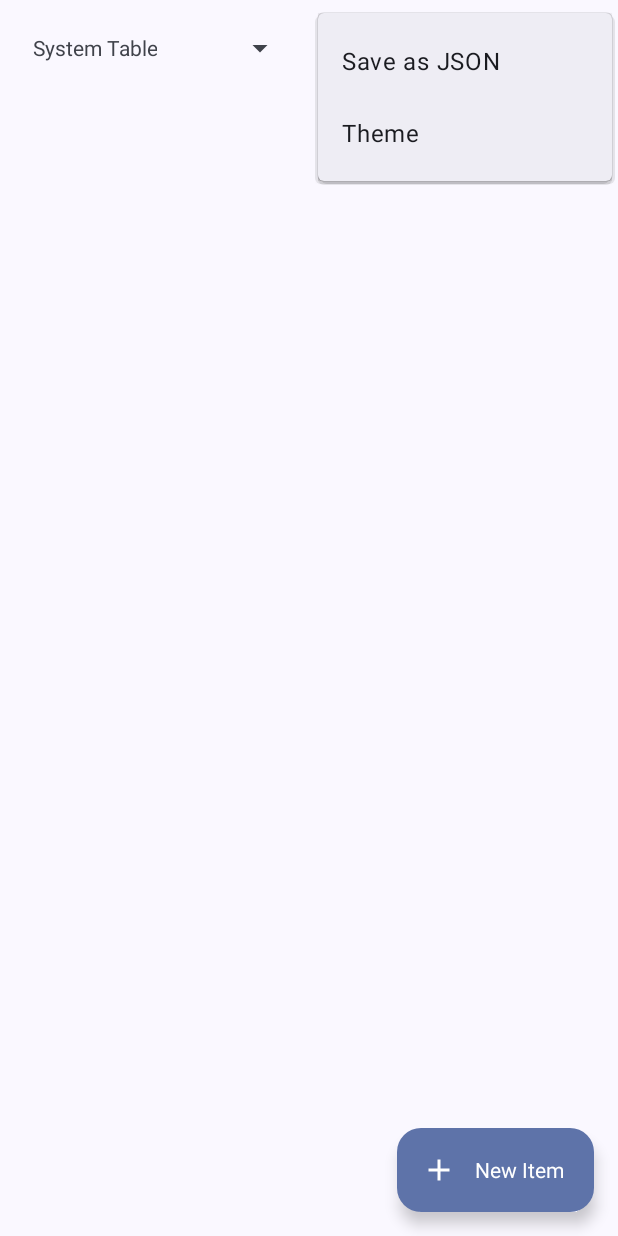
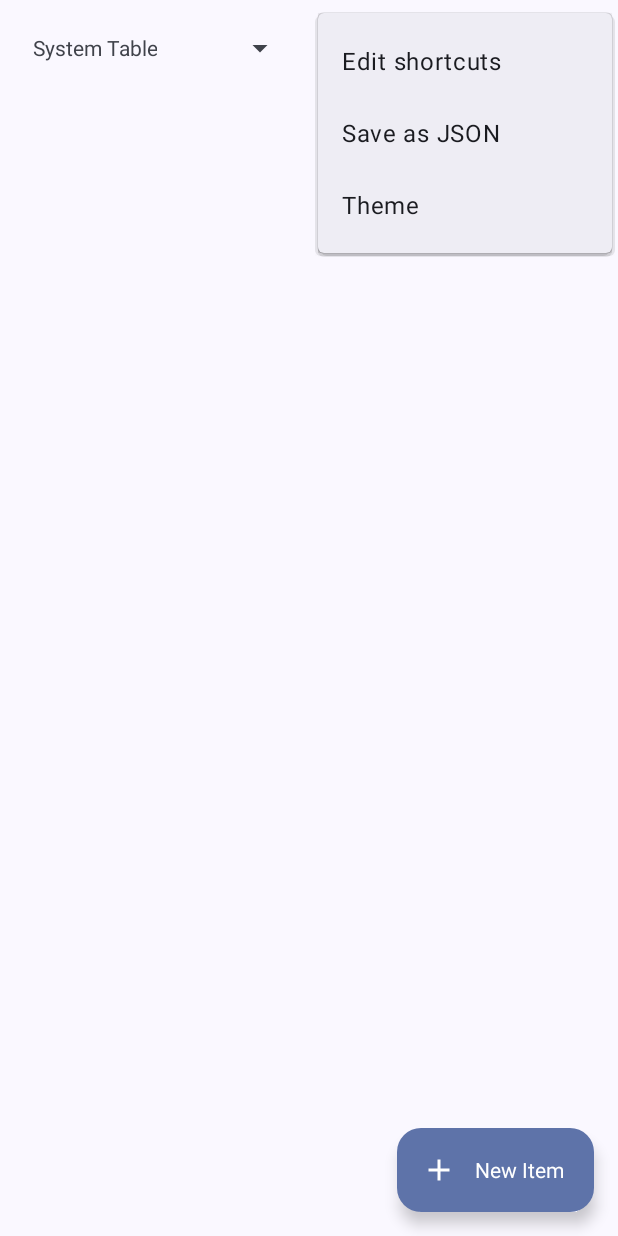
Before and after one commit to MuntashirAkon/SetEdit, an Android app: the screen it shows after launch (EditorActivity), with the options menu open, on a phone screen of 412 x 824 dp. Run offline under Robolectric (Android 15) with nearby library versions, the phone set to English and light mode, and no system bars; 1 statement that could not run was skipped.

Commit message:
fix setIconPiker

```diff
--- a/app/src/main/java/io/github/ferreol/seteditplus/EditorActivity.java
+++ b/app/src/main/java/io/github/ferreol/seteditplus/EditorActivity.java
@@ -306,10 +306,10 @@ public class EditorActivity extends AppCompatActivity implements AdapterView.OnI
         try {
             InputStream inputStream = getContentResolver().openInputStream(uri);
             Drawable shortcutIconDrawable = Drawable.createFromStream(inputStream, uri.toString());
-            if (editorDialogView.isActivated()) {
+            if (editorDialogView != null && editorDialogView.isAttachedToWindow()) {
                 editorDialogView.findViewById(R.id.button_icon).setBackground(shortcutIconDrawable);
                 shortcutIconUri = uri;
-            } else if (adapter.editDialogView.isActivated()){
+            } else if (adapter.editDialogView != null && adapter.editDialogView.isAttachedToWindow()){
             adapter.editDialogView.findViewById(R.id.button_icon).setBackground(shortcutIconDrawable);
             adapter.shortcutIconUri = uri;
             }
--- a/app/src/main/res/menu/activity_editor_actions.xml
+++ b/app/src/main/res/menu/activity_editor_actions.xml
@@ -7,6 +7,9 @@
         android:title="@android:string/search_go"
         app:actionViewClass="androidx.appcompat.widget.SearchView"
         app:showAsAction="always" />
+    <item
+        android:id="@+id/action_edit_shortcuts"
+        android:title="@string/edit_shortcuts" />
 
     <item
         android:id="@+id/action_export"
@@ -15,4 +18,5 @@
     <item
         android:id="@+id/action_theme"
         android:title="@string/theme" />
+
 </menu>
--- a/app/src/main/res/values/strings.xml
+++ b/app/src/main/res/values/strings.xml
@@ -29,4 +29,5 @@
     <string name="shortcut">Shortcut</string>
     <string name="icon_picker">Icon Picker</string>
     <string name="create_or_add_to_an_existing_shortcut_rather_than_apply">Create or add to an existing shortcut rather than apply</string>
+    <string name="edit_shortcuts">Edit shortcuts</string>
 </resources>
```
